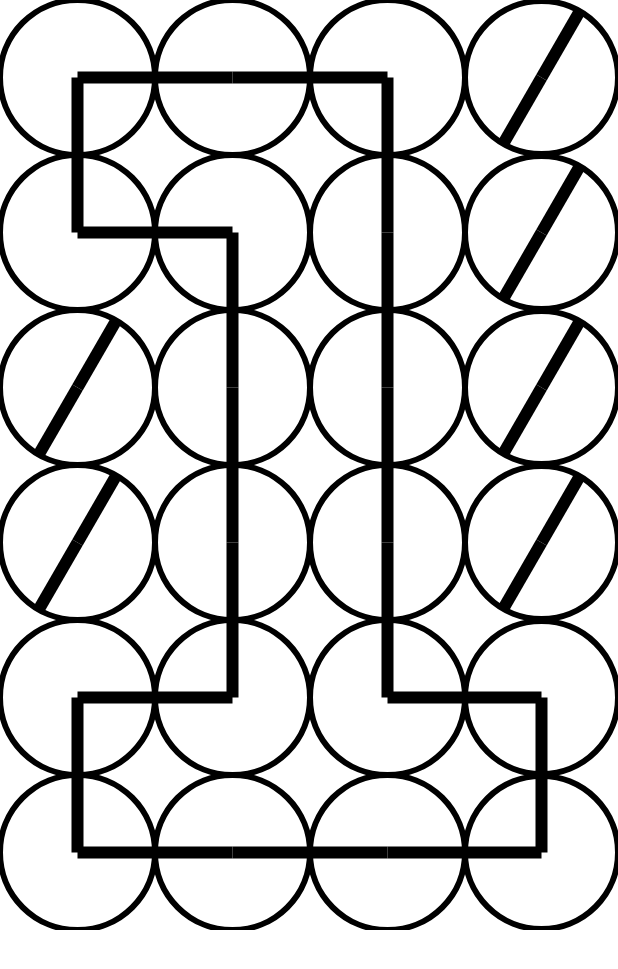
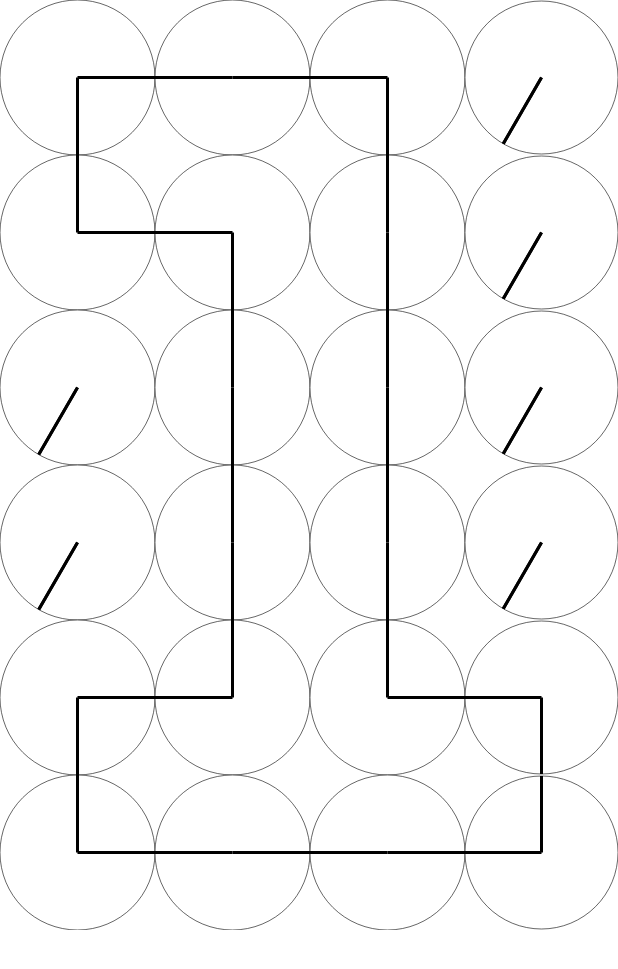
Before and after one commit to itsAmirhossein/NewtonClock, an Android app built with Jetpack Compose: the @Preview function DigitalClockViewPreview, on a phone screen of 412 x 824 dp. Shown: the top 969 px of the screen. Run offline under Robolectric (Android 15) with nearby library versions, the phone set to English and light mode, and no system bars.

Commit message:
add newton clock screen
-fix bugs
-add static files

```diff
--- a/app/src/main/java/com/amirhossein/newtonclock/model/SmallClock.kt
+++ b/app/src/main/java/com/amirhossein/newtonclock/model/SmallClock.kt
@@ -11,6 +11,6 @@ data class SmallClock(
         val BottomLeft = SmallClock(3, 0)
         val Vertical = SmallClock(0, 6)
         val Horizontal = SmallClock(3, 9)
-        val Default = SmallClock(1,7)
+        val Default = SmallClock(7,7)
     }
 }
--- a/app/src/main/java/com/amirhossein/newtonclock/ui/components/DigitalClockView.kt
+++ b/app/src/main/java/com/amirhossein/newtonclock/ui/components/DigitalClockView.kt
@@ -1,17 +1,15 @@
 package com.amirhossein.newtonclock.ui.components
 
-import androidx.compose.foundation.layout.Arrangement
-import androidx.compose.foundation.layout.Box
 import androidx.compose.foundation.layout.BoxWithConstraints
 import androidx.compose.foundation.layout.Column
 import androidx.compose.foundation.layout.Row
-import androidx.compose.foundation.layout.fillMaxSize
 import androidx.compose.foundation.layout.size
 import androidx.compose.material3.Surface
 import androidx.compose.runtime.Composable
 import androidx.compose.ui.Modifier
+import androidx.compose.ui.graphics.Color
 import androidx.compose.ui.tooling.preview.Preview
-import com.amirhossein.newtonclock.common.Constants
+import androidx.compose.ui.unit.min
 import com.amirhossein.newtonclock.common.Constants.SMALL_CLOCK_COUNT_IN_COLUMN
 import com.amirhossein.newtonclock.common.Constants.SMALL_CLOCK_COUNT_IN_ROW
 import com.amirhossein.newtonclock.common.DigitalClockNumbers.Eight
@@ -19,6 +17,7 @@ import com.amirhossein.newtonclock.common.DigitalClockNumbers.Five
 import com.amirhossein.newtonclock.common.DigitalClockNumbers.Four
 import com.amirhossein.newtonclock.common.DigitalClockNumbers.Nine
 import com.amirhossein.newtonclock.common.DigitalClockNumbers.One
+import com.amirhossein.newtonclock.common.DigitalClockNumbers.Separator
 import com.amirhossein.newtonclock.common.DigitalClockNumbers.Seven
 import com.amirhossein.newtonclock.common.DigitalClockNumbers.Six
 import com.amirhossein.newtonclock.common.DigitalClockNumbers.Three
@@ -28,22 +27,37 @@ import com.amirhossein.newtonclock.model.SmallClock
 
 @Composable
 fun DigitalClockView(
-    timeArray:Array<SmallClock>,
-    modifier: Modifier = Modifier
+    timeArray: Array<SmallClock>,
+    smallClocksBackgroundColor: Color,
+    smallClocksBorderColor: Color,
+    smallClocksBorderWidth: Float,
+    smallClocksHourHandColor: Color,
+    smallClocksHourHandWidth: Float,
+    smallClocksMinuteHandColor: Color,
+    smallClocksMinuteHandWidth: Float,
+    smallClocksAnimationDurationMillis: Int,
+    modifier: Modifier = Modifier,
 ) {
     val rowCount = SMALL_CLOCK_COUNT_IN_ROW
     val columnCount = SMALL_CLOCK_COUNT_IN_COLUMN
-    BoxWithConstraints(modifier){
-        val smallClockSize = maxWidth / rowCount
-        Column(verticalArrangement = Arrangement.SpaceEvenly) {
-            (0 until columnCount).forEach{row->
-                Row(
-                    Modifier) {
+    BoxWithConstraints(modifier = modifier) {
+        val smallClockSize = (min(maxWidth, maxHeight) / rowCount)
+        Column {
+            (0 until columnCount).forEach { row ->
+                Row(modifier = modifier) {
                     (0 until rowCount).forEach { column ->
                         val smallClock = timeArray[(row * rowCount) + column]
                         SmallClockView(
                             hourHand = smallClock.hourHand,
                             minuteHand = smallClock.minuteHand,
+                            backgroundColor = smallClocksBackgroundColor,
+                            borderColor = smallClocksBorderColor,
+                            borderWidth = smallClocksBorderWidth,
+                            hourHandColor = smallClocksHourHandColor,
+                            hourHandWidth = smallClocksHourHandWidth,
+                            minuteHandColor = smallClocksMinuteHandColor,
+                            minuteHandWidth = smallClocksMinuteHandWidth,
+                            animationDurationMillis = smallClocksAnimationDurationMillis,
                             modifier = Modifier.size(smallClockSize),
                         )
                     }
@@ -54,8 +68,20 @@ fun DigitalClockView(
 }
 
 @Composable
-fun NumberClock(number: Int) {
+fun DigitalClockView(
+    number: Int,
+    smallClocksBackgroundColor: Color = Color.White,
+    smallClocksBorderColor: Color = Color.Black,
+    smallClocksBorderWidth: Float = .6f,
+    smallClocksHourHandColor: Color = Color.Black,
+    smallClocksHourHandWidth: Float = 3f,
+    smallClocksMinuteHandColor: Color = Color.Black,
+    smallClocksMinuteHandWidth: Float = 3f,
+    smallClocksAnimationDurationMillis: Int = 3000,
+    modifier: Modifier = Modifier
+) {
     val array = when (number) {
+        -1 -> Separator
         1 -> One
         2 -> Two
         3 -> Three
@@ -67,14 +93,26 @@ fun NumberClock(number: Int) {
         9 -> Nine
         else -> Zero
     }
-
-    DigitalClockView(array)
+    DigitalClockView(
+        timeArray = array,
+        smallClocksBackgroundColor = smallClocksBackgroundColor,
+        smallClocksBorderColor = smallClocksBorderColor,
+        smallClocksBorderWidth = smallClocksBorderWidth,
+        smallClocksHourHandColor = smallClocksHourHandColor,
+        smallClocksHourHandWidth = smallClocksHourHandWidth,
+        smallClocksMinuteHandColor = smallClocksMinuteHandColor,
+        smallClocksMinuteHandWidth = smallClocksMinuteHandWidth,
+        smallClocksAnimationDurationMillis = smallClocksAnimationDurationMillis,
+        modifier = modifier,
+    )
 }
 
 @Preview
 @Composable
 fun DigitalClockViewPreview() {
     Surface {
-        NumberClock(1)
+        DigitalClockView(
+            number = 1,
+        )
     }
 }
--- a/app/src/main/java/com/amirhossein/newtonclock/ui/components/SmallClockView.kt
+++ b/app/src/main/java/com/amirhossein/newtonclock/ui/components/SmallClockView.kt
@@ -1,12 +1,14 @@
 package com.amirhossein.newtonclock.ui.components
 
 import androidx.compose.animation.core.animateFloatAsState
+import androidx.compose.animation.core.tween
 import androidx.compose.foundation.Canvas
 import androidx.compose.foundation.background
 import androidx.compose.foundation.layout.fillMaxSize
 import androidx.compose.runtime.Composable
 import androidx.compose.runtime.getValue
 import androidx.compose.ui.Modifier
+import androidx.compose.ui.geometry.Offset
 import androidx.compose.ui.graphics.Color
 import androidx.compose.ui.graphics.drawscope.Stroke
 import androidx.compose.ui.tooling.preview.Preview
@@ -19,24 +21,27 @@ fun SmallClockView(
     hourHand: Int,
     minuteHand: Int,
     backgroundColor :Color = Color.White,
-    borderColor : Color = Color.Black,
-    borderWidth : Float = 6f,
+    borderColor : Color = Color(0xFFD6CBCB),
+    borderWidth : Float = 2f,
     hourHandColor:Color = Color.Black,
-    hourHandWidth:Float = 12f,
+    hourHandWidth:Float = 4f,
     minuteHandColor:Color = Color.Black,
-    minuteHandWidth:Float = 12f,
+    minuteHandWidth:Float = 4f,
+    animationDurationMillis: Int = 3000,
     modifier: Modifier = Modifier,
 ) {
     val hourDegreeTargetValue = hourHand.calculateRotationDegree()
     val hourDegree by animateFloatAsState(
         targetValue = hourDegreeTargetValue,
-        label = "hourDegreeAnimation"
+        label = "hourDegreeAnimation",
+        animationSpec = tween(animationDurationMillis),
     )
 
     val minuteDegreeTargetValue = minuteHand.calculateRotationDegree()
     val minuteDegree by animateFloatAsState(
         targetValue = minuteDegreeTargetValue,
-        label = "minuteDegreeAnimation"
+        label = "minuteDegreeAnimation",
+        animationSpec = tween(animationDurationMillis),
     )
 
     Canvas(
@@ -45,7 +50,6 @@ fun SmallClockView(
             .background(color = backgroundColor)
     ) {
         val defaultRadius = size.minDimension / 2
-
         drawCircle(
             color = borderColor,
             style = Stroke(width = borderWidth),
```
Also changed, not shown: app/src/main/java/com/amirhossein/newtonclock/MainActivity.kt (+50 -3 lines), app/src/main/java/com/amirhossein/newtonclock/common/DigitalClockNumbers.kt (+9 -1 lines), app/src/main/java/com/amirhossein/newtonclock/common/Extensions.kt (+11 -0 lines), app/src/main/java/com/amirhossein/newtonclock/ui/screen/NewtonClockScreen.kt (added, +101 -0 lines), 2 other files.
